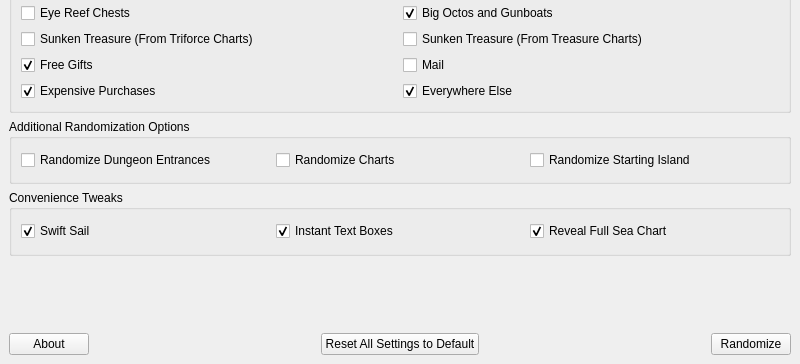
LagoLunatic/wwrando, file ui/randomizer_window.ui: the form before one commit; both pictures show x 0 to 800 and y 197 to 561 of the 800 by 561 pixel window.
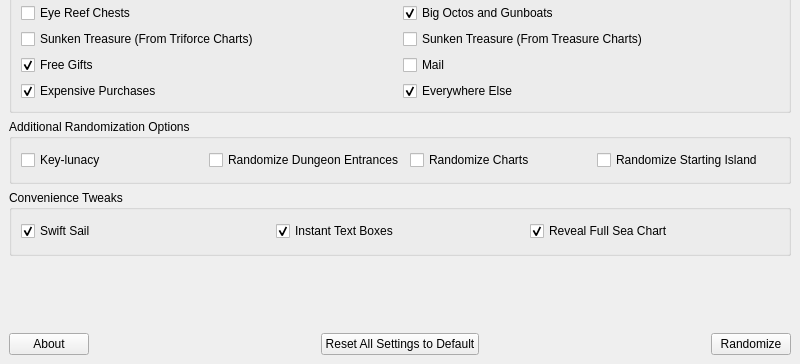
The form after the commit.

Commit message: Implement key-lunacy

The edit to the form file:
```diff
--- a/ui/randomizer_window.ui
+++ b/ui/randomizer_window.ui
@@ -204,6 +204,13 @@
        <string>Additional Randomization Options</string>
       </property>
       <layout class="QHBoxLayout" name="horizontalLayout_3">
+       <item>
+        <widget class="QCheckBox" name="keylunacy">
+         <property name="text">
+          <string>Key-lunacy</string>
+         </property>
+        </widget>
+       </item>
        <item>
         <widget class="QCheckBox" name="randomize_dungeon_entrances">
          <property name="text">
```
The commit also changes 5 other files.
